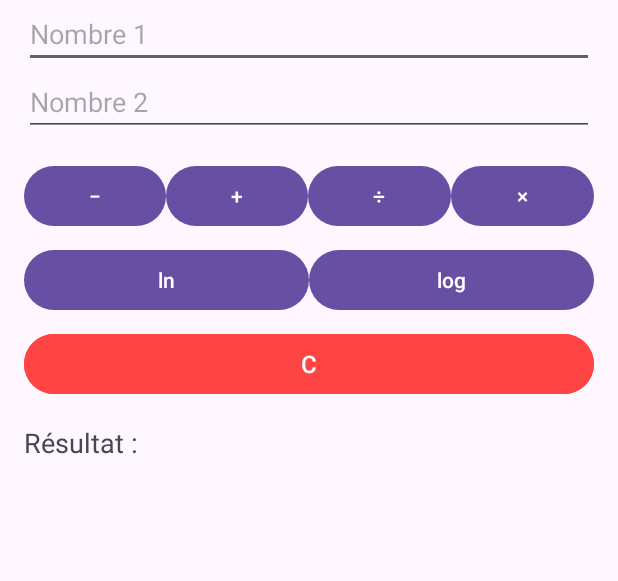
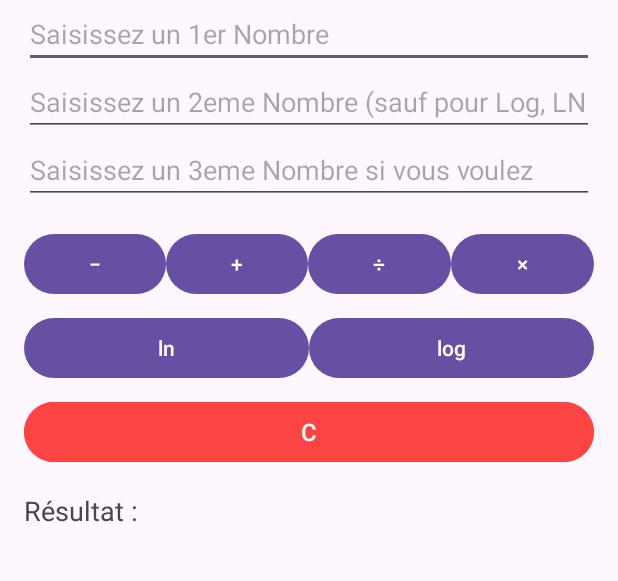
Before and after one commit to Akdxperia/AKD_CalculatriceClassique, an Android app: the screen it shows after launch (MainActivity), on a phone screen of 412 x 824 dp, the part 120-701 px from its top. Run offline under Robolectric (Android 15) with nearby library versions, the phone set to English and light mode, and no system bars; our stand-ins replace navigation-ui.

```diff
--- a/app/src/main/res/layout/activity_main.xml
+++ b/app/src/main/res/layout/activity_main.xml
@@ -21,16 +21,21 @@
         android:id="@+id/editTextNumber1"
         android:layout_width="match_parent"
         android:layout_height="wrap_content"
-        android:hint="Nombre 1"
+        android:hint="Saisissez un 1er Nombre"
         android:inputType="numberDecimal" />
 
     <EditText
         android:id="@+id/editTextNumber2"
         android:layout_width="match_parent"
         android:layout_height="wrap_content"
-        android:hint="Nombre 2"
+        android:hint="Saisissez un 2eme Nombre (sauf pour Log, LN...)"
         android:inputType="numberDecimal" />
-
+    <EditText
+        android:id="@+id/editTextNumber3"
+        android:layout_width="match_parent"
+        android:layout_height="wrap_content"
+        android:hint="Saisissez un 3eme Nombre si vous voulez"
+        android:inputType="numberDecimal" />
     <!-- Ligne 1 : -, +, ÷, × -->
     <LinearLayout
         android:layout_width="match_parent"
```
Also changed, not shown: app/src/main/java/com/example/akd_calculatriceclassique/MainActivity.kt (+8 -3 lines).
